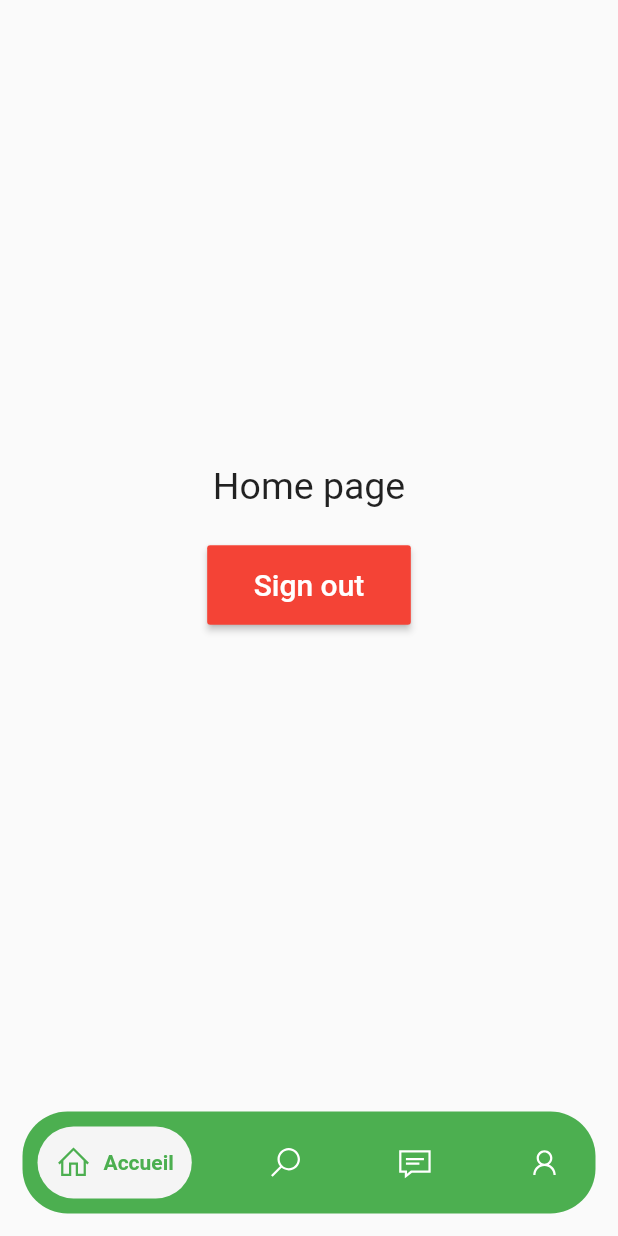
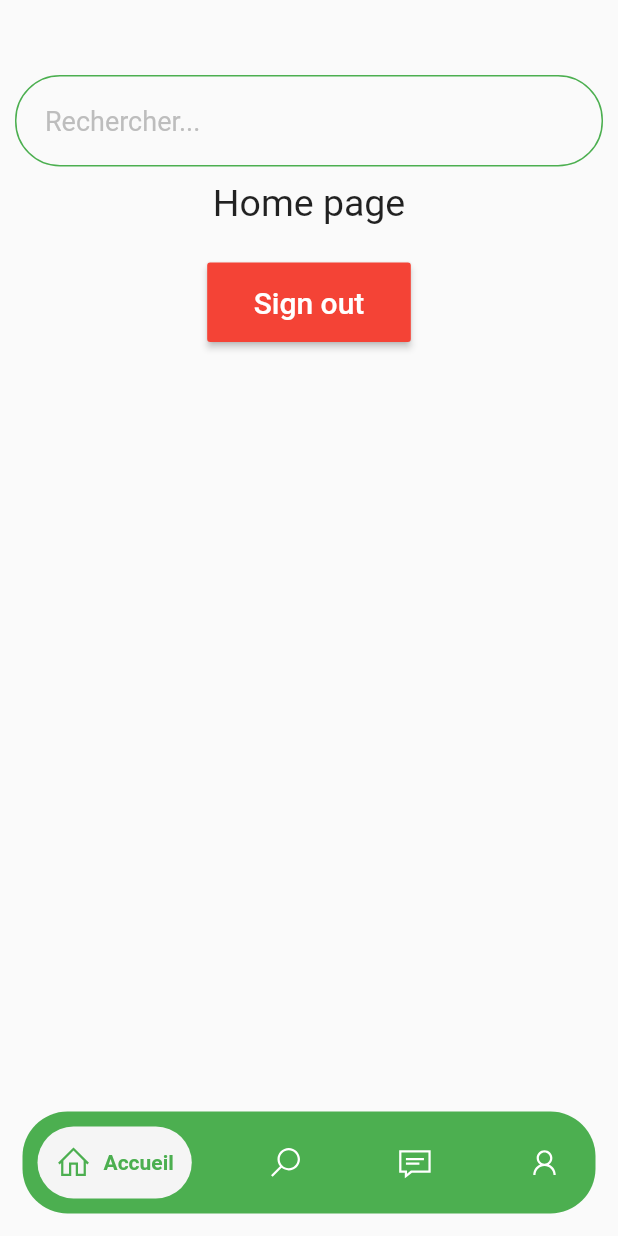
Before and after one commit to devsourcenathan/health_care, a Flutter app: the screen it shows after launch, after a tap on "Passer", after a tap on the "arrow circle right" icon, on a phone screen of 412 x 824 dp. Run offline on Flutter 3.47's test engine with Material 2 defaults, Android fonts, the phone set to English and light mode, and no system bars; drawn by our look-alikes of google_nav_bar; our stand-ins replace cloud_firestore, firebase_auth, firebase_core, line_icons, shared_preferences, smooth_page_indicator; accounts and stored records are empty; network calls fail.

Commit message:
add SearchBar

```diff
--- a/lib/main.dart
+++ b/lib/main.dart
@@ -26,7 +26,8 @@ class MyApp extends StatelessWidget {
   @override
   Widget build(BuildContext context) {
     return MaterialApp(
-      home: isViewed == true ? const AuthPage() : const OnBoardingScreen(),
+      // home: isViewed == true ? const AuthPage() : const OnBoardingScreen(),
+      home: OnBoardingScreen(),
       debugShowCheckedModeBanner: false,
     );
   }
--- a/lib/screens/home/home_page.dart
+++ b/lib/screens/home/home_page.dart
@@ -4,6 +4,7 @@ import 'package:google_nav_bar/google_nav_bar.dart';
 import 'package:line_icons/line_icons.dart';
 import 'package:medical_project/utils/color.dart';
 import 'package:medical_project/widgets/MyBottomNavigationBar.dart';
+import 'package:medical_project/widgets/MySearchBar.dart';
 
 class HomePage extends StatefulWidget {
   const HomePage({super.key});
@@ -13,14 +14,20 @@ class HomePage extends StatefulWidget {
 }
 
 class _HomePageState extends State<HomePage> {
+  final searchController = TextEditingController();
+
   @override
   Widget build(BuildContext context) {
     return Scaffold(
       bottomNavigationBar: const MyBottomNavigationBar(),
       body: Center(
         child: Column(
-          mainAxisAlignment: MainAxisAlignment.center,
           children: [
+            Column(
+              children: [
+                SearchBar(searchController: searchController),
+              ],
+            ),
             const Text(
               'Home page',
               style: TextStyle(fontSize: 25),
--- a/lib/utils/text.dart
+++ b/lib/utils/text.dart
@@ -32,3 +32,6 @@ const String home = "Accueil";
 const String search = "Rechercher";
 const String chat = "Message";
 const String profile = "Profile";
+
+//Search bar text
+const String placeholderText = "Rechercher...";
--- /dev/null
+++ b/lib/widgets/MySearchBar.dart
@@ -0,0 +1,47 @@
+import 'package:flutter/material.dart';
+import 'package:medical_project/utils/color.dart';
+import 'package:medical_project/utils/text.dart';
+
+class SearchBar extends StatelessWidget {
+  final TextEditingController searchController;
+  const SearchBar({super.key, required this.searchController});
+
+  @override
+  Widget build(BuildContext context) {
+    return Container(
+      margin: const EdgeInsets.only(top: 40),
+      padding: const EdgeInsets.symmetric(
+        horizontal: 10,
+        vertical: 10,
+      ),
+      child: TextField(
+        controller: searchController,
+        decoration: InputDecoration(
+          contentPadding: const EdgeInsets.all(20),
+          hintText: placeholderText,
+          hintStyle: TextStyle(
+            color: textColor,
+            fontSize: 18,
+          ),
+          enabledBorder: const OutlineInputBorder(
+            borderSide: BorderSide(
+              color: primary,
+            ),
+            borderRadius: BorderRadius.all(
+              Radius.circular(30),
+            ),
+          ),
+          focusedBorder: const OutlineInputBorder(
+            borderSide: BorderSide(
+              color: primary,
+              width: 2,
+            ),
+            borderRadius: BorderRadius.all(
+              Radius.circular(28),
+            ),
+          ),
+        ),
+      ),
+    );
+  }
+}
```
